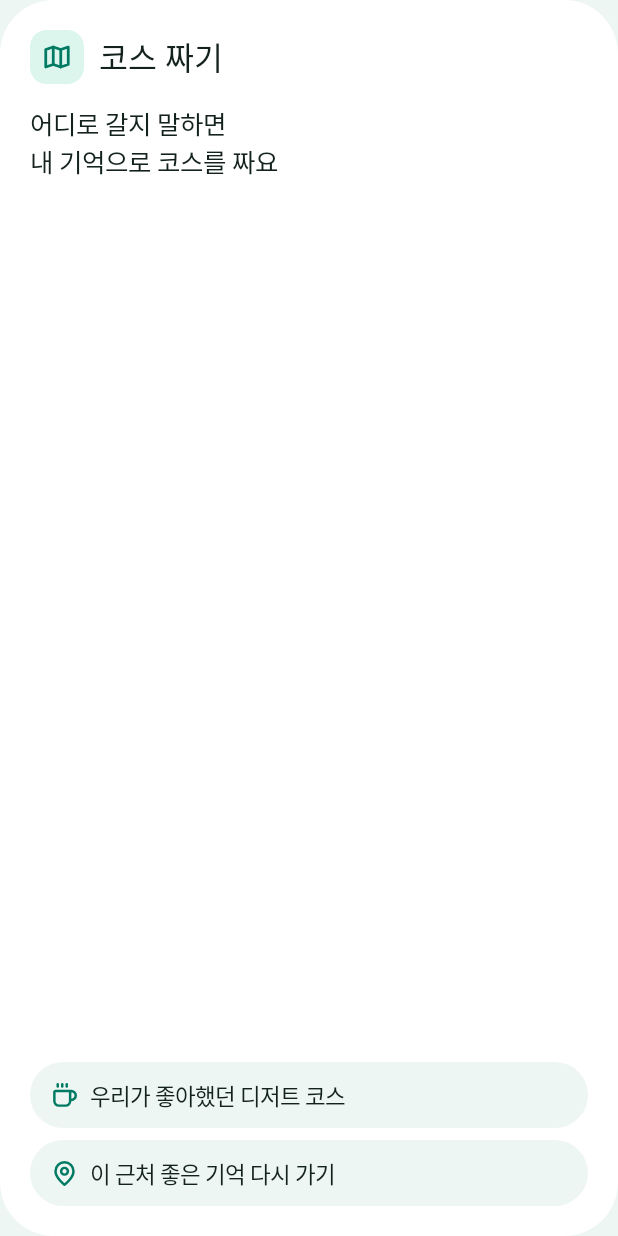
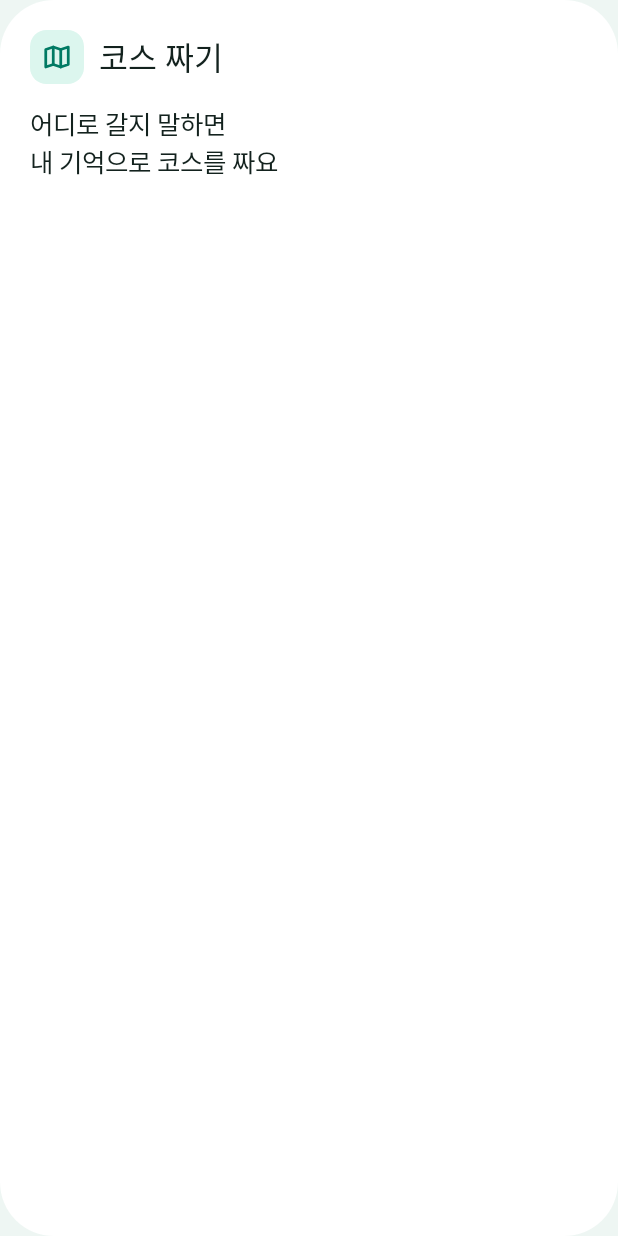
Before and after one commit to minsu9605/chagok-chagok, an Android app built with Jetpack Compose: the composable CourseWidget shown on its own in the app's theme, on a phone screen of 412 x 824 dp. Run offline under Robolectric (Android 15) with nearby library versions, the phone set to English and light mode, and no system bars; Roboto replaces fonts that are not available here.

Commit message:
홈 화면 문구 정리
- 쌓기 위젯(기록 중)의 "현재 '○○ 모드'로 차곡차곡 기록 중" 문구 삭제
- 쌓기 시작 버튼 아래 설명을 "오늘의 드라이브 기록 시작" 한 줄로 줄임
- 코스 짜기 위젯의 예시 문장 두 개 삭제

Co-Authored-By: Claude Fable 5.2 <noreply@anthropic.com>

```diff
--- a/feature/src/main/kotlin/com/chagokchagok/feature/record/home/FeatureWidgets.kt
+++ b/feature/src/main/kotlin/com/chagokchagok/feature/record/home/FeatureWidgets.kt
@@ -11,7 +11,6 @@ import androidx.compose.foundation.layout.Spacer
 import androidx.compose.foundation.layout.fillMaxSize
 import androidx.compose.foundation.layout.fillMaxWidth
 import androidx.compose.foundation.layout.height
-import androidx.compose.foundation.layout.heightIn
 import androidx.compose.foundation.layout.padding
 import androidx.compose.foundation.layout.size
 import androidx.compose.foundation.shape.RoundedCornerShape
@@ -30,7 +29,6 @@ import androidx.compose.ui.graphics.StrokeCap
 import androidx.compose.ui.graphics.StrokeJoin
 import androidx.compose.ui.graphics.drawscope.DrawScope
 import androidx.compose.ui.graphics.drawscope.Stroke
-import androidx.compose.ui.graphics.vector.ImageVector
 import androidx.compose.ui.res.stringResource
 import androidx.compose.ui.text.font.FontWeight
 import androidx.compose.ui.text.style.TextOverflow
@@ -114,7 +112,7 @@ internal fun DiaryWidget(summary: DiarySummaryUi?, onClick: () -> Unit, modifier
 /**
  * 코스 짜기 위젯.
  *
- * @param compact 창이 좁을 때 true. 글자를 줄이고 예시 문장을 두 줄까지 허용한다.
+ * @param compact 창이 좁을 때 true. 글자를 줄인다.
  */
 @Composable
 internal fun CourseWidget(compact: Boolean, onClick: () -> Unit, modifier: Modifier = Modifier) {
@@ -149,21 +147,6 @@ internal fun CourseWidget(compact: Boolean, onClick: () -> Unit, modifier: Modif
                 ),
                 color = ChagokTheme.colors.ink,
             )
-            Spacer(modifier = Modifier.weight(1f))
-            Column(verticalArrangement = Arrangement.spacedBy(8.dp)) {
-                ExamplePill(
-                    text = stringResource(R.string.feature_home_course_chip_dessert),
-                    modifier = Modifier.fillMaxWidth(),
-                    icon = ChagokIcons.Coffee,
-                    compact = compact,
-                )
-                ExamplePill(
-                    text = stringResource(R.string.feature_home_course_chip_nearby),
-                    modifier = Modifier.fillMaxWidth(),
-                    icon = ChagokIcons.Pin,
-                    compact = compact,
-                )
-            }
         }
     }
 }
@@ -254,46 +237,6 @@ private fun WidgetTitle(text: String) {
         style = ChagokTheme.typography.cardTitle.copy(fontSize = 21.sp, lineHeight = 28.sp),
         color = ChagokTheme.colors.ink,
     )
-}
-
-/**
- * 코스 짜기의 예시 문장 알약. 예: "우리가 좋아했던 디저트 코스"
- *
- * @param compact 위젯이 좁을 때 true. 글자를 줄이고, 한 줄에 안 들어가면 두 줄로 넘긴다.
- */
-@Composable
-private fun ExamplePill(
-    text: String,
-    icon: ImageVector,
-    compact: Boolean,
-    modifier: Modifier = Modifier,
-) {
-    Row(
-        modifier = modifier
-            .heightIn(min = 44.dp)
-            .background(ChagokTheme.colors.background, ChagokTheme.shapes.innerCard)
-            .padding(horizontal = if (compact) 12.dp else 14.dp, vertical = 6.dp),
-        horizontalArrangement = Arrangement.spacedBy(8.dp),
-        verticalAlignment = Alignment.CenterVertically,
-    ) {
-        Icon(
-            imageVector = icon,
-            contentDescription = null,
-            modifier = Modifier.size(18.dp),
-            tint = ChagokTheme.colors.mintInk,
-        )
-        Text(
-            text = text,
-            style = ChagokTheme.typography.caption.copy(
-                fontSize = if (compact) 14.sp else 15.sp,
-                fontWeight = FontWeight.Bold,
-                lineHeight = if (compact) 19.sp else 22.sp,
-            ),
-            color = ChagokTheme.colors.ink,
-            maxLines = if (compact) 2 else 1,
-            overflow = TextOverflow.Ellipsis,
-        )
-    }
 }
 
 /** 기억 물어보기의 예시 질문 알약. 예: "우리 여기 전에 왔었나?" */
--- a/feature/src/main/res/values/strings.xml
+++ b/feature/src/main/res/values/strings.xml
@@ -21,13 +21,11 @@
     <string name="feature_home_record_title">차곡차곡 쌓기</string>
     <string name="feature_home_record_today_count">오늘 %1$d곳</string>
     <string name="feature_home_record_start">쌓기 시작</string>
-    <string name="feature_home_record_description">오늘의 드라이브 기록 시작\n누르면 탑승 인원을 확인하고 누구와 함께인지 여쭤볼게요</string>
+    <string name="feature_home_record_description">오늘의 드라이브 기록 시작</string>
     <string name="feature_home_record_last">지난 기록 · %1$s %2$s %3$d곳</string>
 
     <string name="feature_home_recording_started_at">%1$s 시작</string>
     <string name="feature_home_recording_mode_chip">%1$s · %2$d인</string>
-    <string name="feature_home_recording_mode_with_seats">%1$s(%2$d인)</string>
-    <string name="feature_home_recording_now">현재 ‘%1$s’로\n차곡차곡 기록 중</string>
     <string name="feature_home_recording_today_label">오늘 다녀온 곳</string>
     <string name="feature_home_recording_place_count">%1$d곳</string>
     <string name="feature_home_recording_no_place">아직 없어요</string>
@@ -40,8 +38,6 @@
     <string name="feature_home_diary_summary">일기 %1$d권 · 핀 %2$d곳</string>
     <string name="feature_home_course_title">코스 짜기</string>
     <string name="feature_home_course_description">어디로 갈지 말하면\n내 기억으로 코스를 짜요</string>
-    <string name="feature_home_course_chip_dessert">우리가 좋아했던 디저트 코스</string>
-    <string name="feature_home_course_chip_nearby">이 근처 좋은 기억 다시 가기</string>
     <string name="feature_home_ask_title">기억 물어보기</string>
     <string name="feature_home_ask_description">음성 검색 · 남긴 기억에서 찾아 드려요</string>
     <string name="feature_home_ask_example_cafe">“지난번에 갔던 치즈케이크 카페 어디였지?”</string>
```
Also changed, not shown: feature/src/main/kotlin/com/chagokchagok/feature/record/home/RecordWidget.kt (+0 -21 lines).
